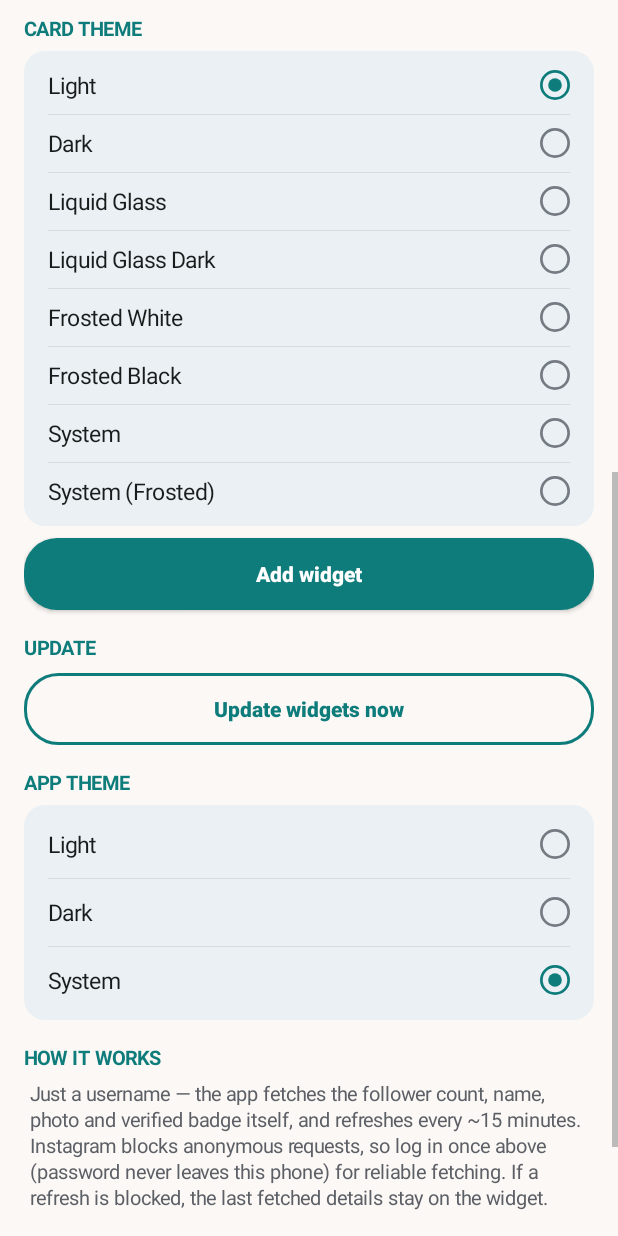
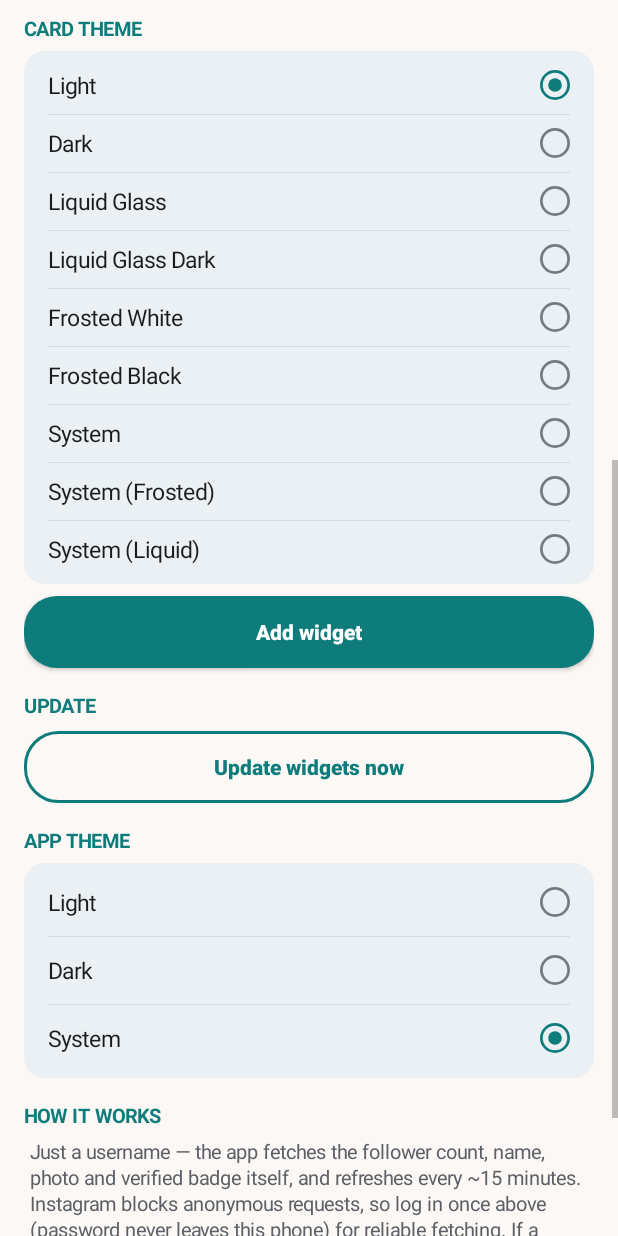
Before and after one commit to D30N/InstaW-Live, an Android app: the screen it shows after launch (MainActivity), scrolled down 576 dp, on a phone screen of 412 x 824 dp. Run offline under Robolectric (Android 15) with nearby library versions, the light colour scheme and no system bars.

Commit message:
System (Liquid) theme (vc55)

```diff
--- a/app/build.gradle.kts
+++ b/app/build.gradle.kts
@@ -11,7 +11,7 @@ android {
         applicationId = "com.deon.followwidget.live"
         minSdk = 26
         targetSdk = 34
-        versionCode = 54
+        versionCode = 55
         versionName = "1.0"
     }
 
--- a/app/src/main/java/com/deon/followwidget/live/FollowerWidgetProvider.kt
+++ b/app/src/main/java/com/deon/followwidget/live/FollowerWidgetProvider.kt
@@ -168,6 +168,8 @@ class FollowerWidgetProvider : AppWidgetProvider() {
                 "system" -> if (WidgetStore.isSystemNightMode(ctx)) "dark" else "light"
                 "system_frosted" ->
                     if (WidgetStore.isSystemNightMode(ctx)) "frosted_black" else "frosted_white"
+                "system_liquid" ->
+                    if (WidgetStore.isSystemNightMode(ctx)) "liquid_glass_dark" else "liquid_glass"
                 else -> themeKey
             }
             // appWidgetId -1: only used for effectiveTheme (overridden) and
--- a/app/src/main/java/com/deon/followwidget/live/MainActivity.kt
+++ b/app/src/main/java/com/deon/followwidget/live/MainActivity.kt
@@ -52,7 +52,8 @@ class MainActivity : Activity() {
         "frosted_white" to "Frosted White",
         "frosted_black" to "Frosted Black",
         "system" to "System",
-        "system_frosted" to "System (Frosted)"
+        "system_frosted" to "System (Frosted)",
+        "system_liquid" to "System (Liquid)"
     )
 
     private fun dp(n: Int): Int = (n * resources.displayMetrics.density).toInt()
@@ -406,6 +407,7 @@ class MainActivity : Activity() {
             "frosted_black" -> "frosted_black"
             "system" -> "system"
             "system_frosted" -> "system_frosted"
+            "system_liquid" -> "system_liquid"
             else -> "light"
         }
         cardStyleKey = WidgetStore.getDefaultCardStyle(this@MainActivity)
--- a/app/src/main/java/com/deon/followwidget/live/WidgetConfigActivity.kt
+++ b/app/src/main/java/com/deon/followwidget/live/WidgetConfigActivity.kt
@@ -199,7 +199,8 @@ class WidgetConfigActivity : Activity() {
             "frosted_white" to "Frosted White",
             "frosted_black" to "Frosted Black",
             "system" to "System",
-            "system_frosted" to "System (Frosted)"
+            "system_frosted" to "System (Frosted)",
+            "system_liquid" to "System (Liquid)"
         )
         var selectedTheme = WidgetStore.getDefaultTheme(ctx)
         val themeCard = LinearLayout(ctx).apply {
--- a/app/src/main/java/com/deon/followwidget/live/WidgetStore.kt
+++ b/app/src/main/java/com/deon/followwidget/live/WidgetStore.kt
@@ -54,6 +54,8 @@ object WidgetStore {
     /**
      * Theme actually used for rendering: "system" follows the phone's
      * dark mode (light card / dark card), "system_frosted" follows it
+     * with frosted cards, "system_liquid" follows it with liquid glass
+     * cards (white glass in light mode, dark glass in dark mode).
      * too (frosted white / frosted black). Fixed themes pass through.
      *
      * Night mode is read from the system setting first (reliable on
@@ -61,10 +63,11 @@ object WidgetStore {
      */
     fun effectiveTheme(ctx: Context, appWidgetId: Int): String {
         val stored = getTheme(ctx, appWidgetId)
-        if (stored != "system" && stored != "system_frosted") return stored
+        if (stored != "system" && stored != "system_frosted" && stored != "system_liquid") return stored
         val night = isSystemNightMode(ctx)
         return when (stored) {
             "system" -> if (night) "dark" else "light"
+            "system_liquid" -> if (night) "liquid_glass_dark" else "liquid_glass"
             else -> if (night) "frosted_black" else "frosted_white"
         }
     }
```
